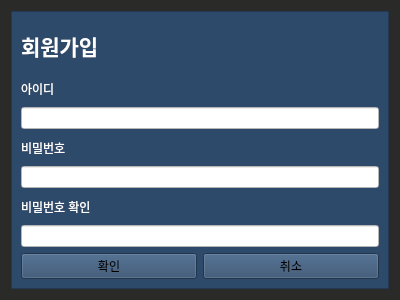
Old version of the form Schedular_Project/login_register.ui in the repository sinzzangu/VEDA_SCHEDULAR_PROJECT.
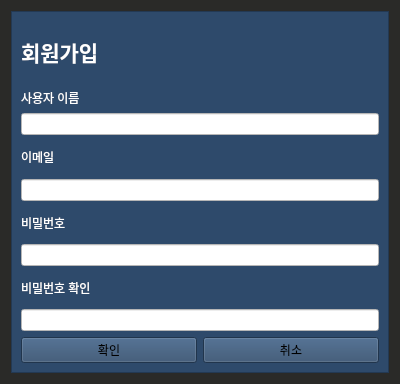
New version of the form.

Commit message: login feature all done

```diff
--- a/Schedular_Project/login_register.ui
+++ b/Schedular_Project/login_register.ui
@@ -7,7 +7,7 @@
     <x>0</x>
     <y>0</y>
     <width>400</width>
-    <height>300</height>
+    <height>384</height>
    </rect>
   </property>
   <property name="windowTitle">
@@ -31,7 +31,7 @@
      </property>
      <layout class="QVBoxLayout" name="verticalLayout_3" stretch="7,3">
       <item>
-       <layout class="QVBoxLayout" name="verticalLayout_top" stretch="2,1,1,1,1,1,1">
+       <layout class="QVBoxLayout" name="verticalLayout_top" stretch="2,0,0,1,1,1,1,1,1">
         <item>
          <widget class="QLabel" name="label_title_register">
           <property name="font">
@@ -48,13 +48,31 @@
           </property>
          </widget>
         </item>
+        <item>
+         <widget class="QLabel" name="label_username">
+          <property name="styleSheet">
+           <string notr="true">color: rgb(255, 255, 255);</string>
+          </property>
+          <property name="text">
+           <string>사용자 이름</string>
+          </property>
+         </widget>
+        </item>
+        <item>
+         <widget class="QLineEdit" name="lineEdit_username">
+          <property name="styleSheet">
+           <string notr="true">background-color: rgb(255, 255, 255);
+color: rgb(0, 0, 0);</string>
+          </property>
+         </widget>
+        </item>
         <item>
          <widget class="QLabel" name="label_id">
           <property name="styleSheet">
            <string notr="true">color: rgb(255, 255, 255);</string>
           </property>
           <property name="text">
-           <string>아이디</string>
+           <string>이메일</string>
           </property>
          </widget>
         </item>
```
Left out of the diff: 2 changed lines with no effect on the pictures. The commit also changes 10 other files.
